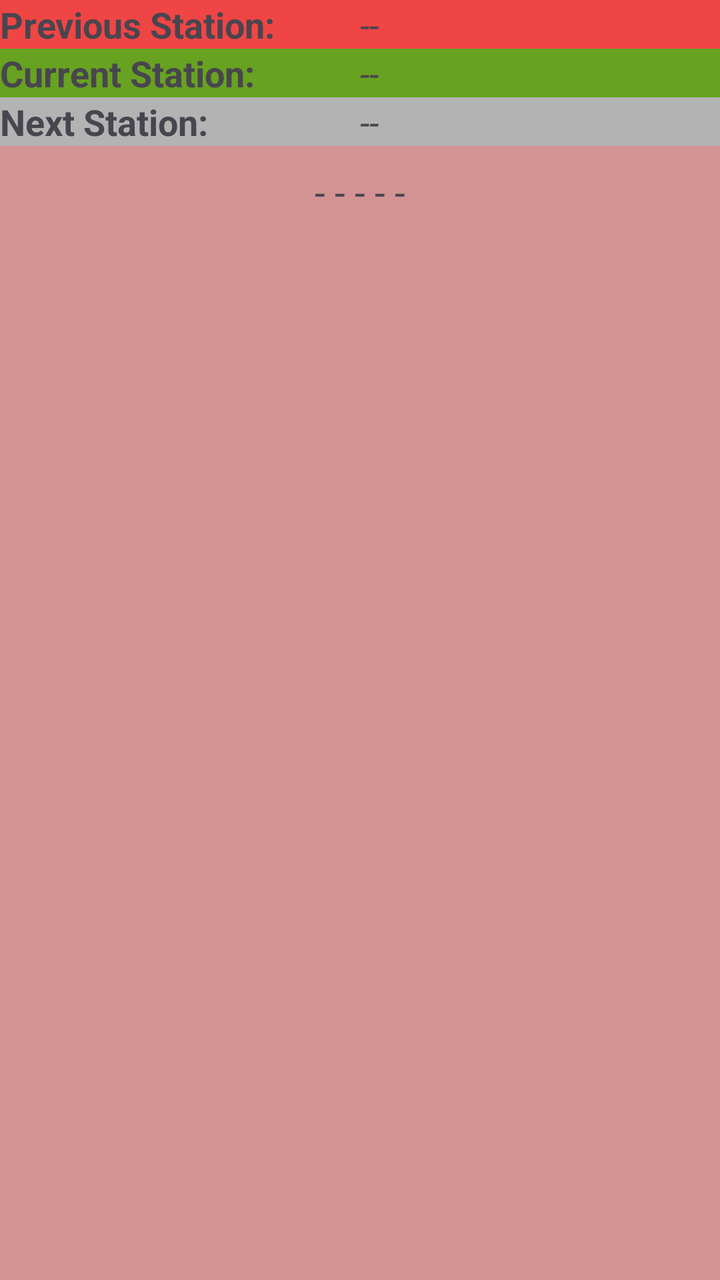
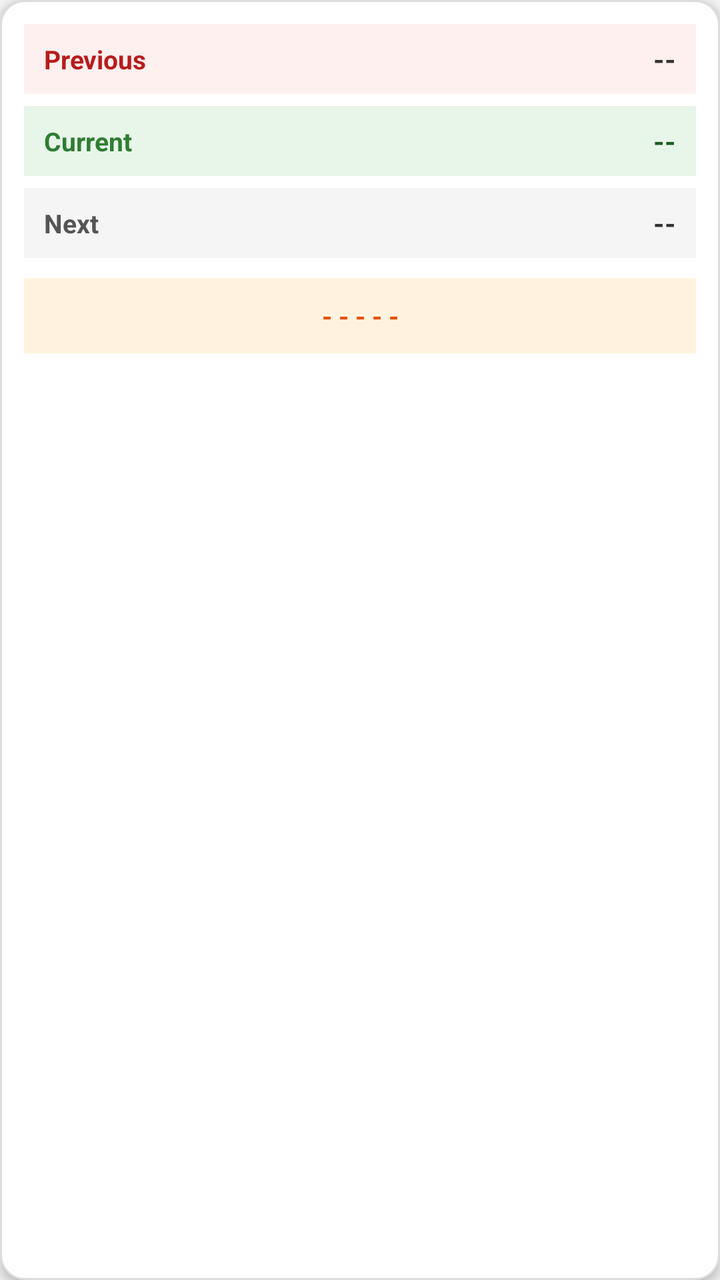

The first picture is an Android layout as it rendered before a commit; the second is the same layout after the commit. The layout source and the unified diff follow.
<!-- AndroidManifest.xml: application theme Theme.RailRadar -->
<!-- res/layout/live_train_tracking_header_route_columns.xml -->
<LinearLayout
    xmlns:android="http://schemas.android.com/apk/res/android"
    android:layout_width="match_parent"
    android:layout_height="110dp"
    android:orientation="vertical"
    >
    <LinearLayout
        android:background="#EF4545"
        android:layout_width="match_parent"
        android:layout_height="wrap_content"
        >
        <TextView
            android:layout_width="0dp"
            android:layout_height="wrap_content"
            android:layout_weight="1"
            android:text="Previous Station:"
            android:textStyle="bold"
            android:textSize="18sp"
            />
        <TextView
        android:layout_width="0dp"
        android:layout_height="wrap_content"
        android:layout_weight="1"
        android:text="--"
        android:textStyle="italic"
        android:textSize="18sp"
            android:id="@+id/trackingHeaderPreviousStation"
        />
    </LinearLayout>
    <LinearLayout
        android:background="#67A220"
        android:layout_width="match_parent"
        android:layout_height="wrap_content"
        >
        <TextView
            android:layout_width="0dp"
            android:layout_height="wrap_content"
            android:layout_weight="1"
            android:text="Current Station:"
            android:textStyle="bold"
            android:textSize="18sp"
            />
        <TextView
            android:layout_width="0dp"
            android:layout_height="wrap_content"
            android:layout_weight="1"
            android:text="--"
            android:textStyle="italic"
            android:textSize="18sp"
            android:id="@+id/trackingHeaderCurrentStation"
            />
    </LinearLayout>
    <LinearLayout
        android:background="#B4B3B4"
        android:layout_width="match_parent"
        android:layout_height="wrap_content"
        >
        <TextView
            android:layout_width="0dp"
            android:layout_height="wrap_content"
            android:layout_weight="1"
            android:text="Next Station:"
            android:textStyle="bold"
            android:textSize="18sp"
            />
        <TextView
            android:layout_width="0dp"
            android:layout_height="wrap_content"
            android:layout_weight="1"
            android:text="--"
            android:textStyle="italic"
            android:textSize="18sp"
            android:id="@+id/trackingHeaderNextStation"
            />
    </LinearLayout>
    <TextView
        android:paddingTop="10dp"
        android:background="#D39393"
        android:layout_width="match_parent"
        android:layout_height="match_parent"
        android:textAlignment="center"
        android:textSize="19sp"
        android:text="- - - - -"
        android:id="@+id/trackingHeaderStatusInfo"
        />
</LinearLayout>
<!-- resources referenced by this layout -->
<resources>
  <style name="Theme.RailRadar" parent="Theme.Material3.DayNight.NoActionBar">
  
          
          <item name="colorPrimary">#4C6133</item>
          <item name="colorOnPrimary">@color/white</item>
          <item name="colorPrimaryContainer">@color/purple_200</item>
          <item name="colorOnPrimaryContainer">@color/black</item>
  
          
          <item name="colorSecondary">@color/teal_200</item>
          <item name="colorOnSecondary">@color/black</item>
  
          
          <item name="android:statusBarColor">?attr/colorPrimary</item>
  
          
      </style>
  <color name="white">#FFFFFFFF</color>
  
  
      //user route train colors
  <color name="purple_200">#FFBB86FC</color>
  <color name="black">#FF000000</color>
  <color name="teal_200">#FF03DAC5</color>
</resources>

<!-- the commit's change to res/layout/live_train_tracking_header_route_columns.xml (unified diff, before → after) -->
@@ -1,86 +1,126 @@
-<LinearLayout
-    xmlns:android="http://schemas.android.com/apk/res/android"
+<?xml version="1.0" encoding="utf-8"?>
+<LinearLayout xmlns:android="http://schemas.android.com/apk/res/android"
     android:layout_width="match_parent"
-    android:layout_height="110dp"
+    android:layout_height="wrap_content"
     android:orientation="vertical"
-    >
+    android:background="@drawable/bg_passenger_pnr_card"
+    android:padding="12dp"
+    android:elevation="3dp">
+
+    
     <LinearLayout
-        android:background="#EF4545"
         android:layout_width="match_parent"
         android:layout_height="wrap_content"
-        >
+        android:orientation="horizontal"
+        android:paddingVertical="8dp"
+        android:paddingHorizontal="10dp"
+        android:background="#FFF0F0"
+        android:gravity="center_vertical">
+
         <TextView
             android:layout_width="0dp"
             android:layout_height="wrap_content"
             android:layout_weight="1"
-            android:text="Previous Station:"
+            android:text="Previous"
             android:textStyle="bold"
-            android:textSize="18sp"
-            />
+            android:textSize="13sp"
+            android:textColor="#B71C1C" />
+
         <TextView
-        android:layout_width="0dp"
-        android:layout_height="wrap_content"
-        android:layout_weight="1"
-        android:text="--"
-        android:textStyle="italic"
-        android:textSize="18sp"
             android:id="@+id/trackingHeaderPreviousStation"
-        />
+            android:layout_width="0dp"
+            android:layout_height="wrap_content"
+            android:layout_weight="1.6"
+            android:text="--"
+            android:textSize="14sp"
+            android:textStyle="bold"
+            android:textColor="#333333"
+            android:gravity="end"
+            android:maxLines="1"
+            android:ellipsize="end" />
     </LinearLayout>
+
+    
     <LinearLayout
-        android:background="#67A220"
         android:layout_width="match_parent"
         android:layout_height="wrap_content"
-        >
+        android:orientation="horizontal"
+        android:layout_marginTop="6dp"
+        android:paddingVertical="8dp"
+        android:paddingHorizontal="10dp"
+        android:background="#E8F5E9"
+        android:gravity="center_vertical">
+
         <TextView
             android:layout_width="0dp"
             android:layout_height="wrap_content"
             android:layout_weight="1"
-            android:text="Current Station:"
+            android:text="Current"
             android:textStyle="bold"
-            android:textSize="18sp"
-            />
+            android:textSize="13sp"
+            android:textColor="#2E7D32" />
+
+        <TextView
+            android:id="@+id/trackingHeaderCurrentStation"
+            android:layout_width="0dp"
+            android:layout_height="wrap_content"
+            android:layout_weight="1.6"
+            android:text="--"
+            android:textSize="14sp"
+            android:textStyle="bold"
+            android:textColor="#1B5E20"
+            android:gravity="end"
+            android:maxLines="1"
+            android:ellipsize="end" />
+    </LinearLayout>
+
+    
+    <LinearLayout
+        android:layout_width="match_parent"
+        android:layout_height="wrap_content"
+        android:orientation="horizontal"
+        android:layout_marginTop="6dp"
+        android:paddingVertical="8dp"
+        android:paddingHorizontal="10dp"
+        android:background="#F5F5F5"
+        android:gravity="center_vertical">
+
         <TextView
             android:layout_width="0dp"
             android:layout_height="wrap_content"
             android:layout_weight="1"
+            android:text="Next"
+            android:textStyle="bold"
+            android:textSize="13sp"
+            android:textColor="#555555" />
+
+        <TextView
+            android:id="@+id/trackingHeaderNextStation"
+            android:layout_width="0dp"
+            android:layout_height="wrap_content"
+            android:layout_weight="1.6"
             android:text="--"
-            android:textStyle="italic"
-            android:textSize="18sp"
-            android:id="@+id/trackingHeaderCurrentStation"
-            />
+            android:textSize="14sp"
+            android:textStyle="bold"
+            android:textColor="#333333"
+            android:gravity="end"
+            android:maxLines="1"
+            android:ellipsize="end" />
     </LinearLayout>
-    <LinearLayout
-        android:background="#B4B3B4"
+
+    
+    <TextView
+        android:id="@+id/trackingHeaderStatusInfo"
         android:layout_width="match_parent"
         android:layout_height="wrap_content"
-        >
-        <TextView
-            android:layout_width="0dp"
-            android:layout_height="wrap_content"
-            android:layout_weight="1"
-            android:text="Next Station:"
-            android:textStyle="bold"
-            android:textSize="18sp"
-            />
-        <TextView
-            android:layout_width="0dp"
-            android:layout_height="wrap_content"
-            android:layout_weight="1"
-            android:text="--"
-            android:textStyle="italic"
-            android:textSize="18sp"
-            android:id="@+id/trackingHeaderNextStation"
-            />
-    </LinearLayout>
-    <TextView
-        android:paddingTop="10dp"
-        android:background="#D39393"
-        android:layout_width="match_parent"
-        android:layout_height="match_parent"
+        android:layout_marginTop="10dp"
+        android:paddingVertical="10dp"
+        android:paddingHorizontal="12dp"
+        android:background="#FFF3E0"
+        android:text="- - - - -"
         android:textAlignment="center"
-        android:textSize="19sp"
-        android:text="- - - - -"
-        android:id="@+id/trackingHeaderStatusInfo"
-        />
+        android:textSize="13sp"
+        android:textStyle="bold"
+        android:textColor="#E65100" />
+
 </LinearLayout>
<!-- resource entries referenced after the edit -->
@@ -1,28 +1,45 @@
 <!-- resources referenced by this layout -->
 <resources>
+  <!-- drawable bg_passenger_pnr_card (drawable) -->
+  <?xml version="1.0" encoding="utf-8"?>
+  <shape xmlns:android="http://schemas.android.com/apk/res/android"
+      android:shape="rectangle">
+  
+      
+      <corners android:radius="12dp" />
+  
+      
+      <solid android:color="@android:color/white" />
+  
+      
+      <stroke
+          android:width="1dp"
+          android:color="#DDDDDD" />
+  </shape>
   <style name="Theme.RailRadar" parent="Theme.Material3.DayNight.NoActionBar">
   
           
-          <item name="colorPrimary">#4C6133</item>
-          <item name="colorOnPrimary">@color/white</item>
-          <item name="colorPrimaryContainer">@color/purple_200</item>
-          <item name="colorOnPrimaryContainer">@color/black</item>
+          <item name="colorPrimary">#1E3A8A</item>
+          <item name="colorOnPrimary">#FFFFFF</item>
+          <item name="colorPrimaryContainer">#DBE1FF</item>
+          <item name="colorOnPrimaryContainer">#00174B</item>
   
           
-          <item name="colorSecondary">@color/teal_200</item>
-          <item name="colorOnSecondary">@color/black</item>
+          <item name="colorSecondary">#FF6E40</item>
+          <item name="colorOnSecondary">#FFFFFF</item>
+          <item name="colorSecondaryContainer">#FFDBCF</item>
+          <item name="colorOnSecondaryContainer">#3A0B00</item>
+  
+          
+          <item name="android:colorBackground">#F5F5F7</item>
+          <item name="colorSurface">#FFFFFF</item>
+          <item name="colorOnSurface">#1A1A1A</item>
+          <item name="colorOnSurfaceVariant">#5C5C5C</item>
   
           
           <item name="android:statusBarColor">?attr/colorPrimary</item>
+          <item name="android:windowLightStatusBar">false</item>
   
-          
       </style>
-  <color name="white">#FFFFFFFF</color>
-  
-  
-      //user route train colors
-  <color name="purple_200">#FFBB86FC</color>
-  <color name="black">#FF000000</color>
-  <color name="teal_200">#FF03DAC5</color>
 </resources>
 
